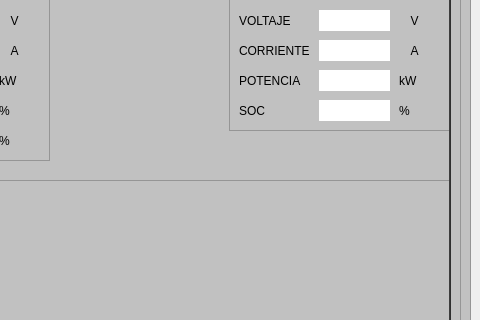
First picture: the form in PowerSmoothing/QtScada/SCADA.ui, repository jorgecard/Telecontrol_r, before the edit; both pictures show x 879 to 1359 and y 440 to 760 of the 1359 by 845 pixel window.
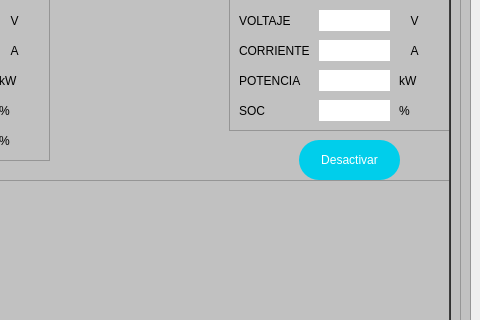
Second picture: the form after the edit. The open tabs and pages were chosen to show the change. Icons and pictures are not drawn.

The edit to the form file:
```diff
--- a/PowerSmoothing/QtScada/SCADA.ui
+++ b/PowerSmoothing/QtScada/SCADA.ui
@@ -1224,6 +1224,28 @@
                    </property>
                   </widget>
                  </widget>
+                 <widget class="QPushButton" name="pushButton_Desactivar_2">
+                  <property name="geometry">
+                   <rect>
+                    <x>940</x>
+                    <y>480</y>
+                    <width>101</width>
+                    <height>40</height>
+                   </rect>
+                  </property>
+                  <property name="minimumSize">
+                   <size>
+                    <width>0</width>
+                    <height>40</height>
+                   </size>
+                  </property>
+                  <property name="styleSheet">
+                   <string notr="true">font: 10pt &quot;Segoe UI&quot;;</string>
+                  </property>
+                  <property name="text">
+                   <string>Desactivar</string>
+                  </property>
+                 </widget>
                 </widget>
                </widget>
                <widget class="QWidget" name="page_gr_fv">
```
Left out of the diff: 22 changed lines with no effect on the pictures.
